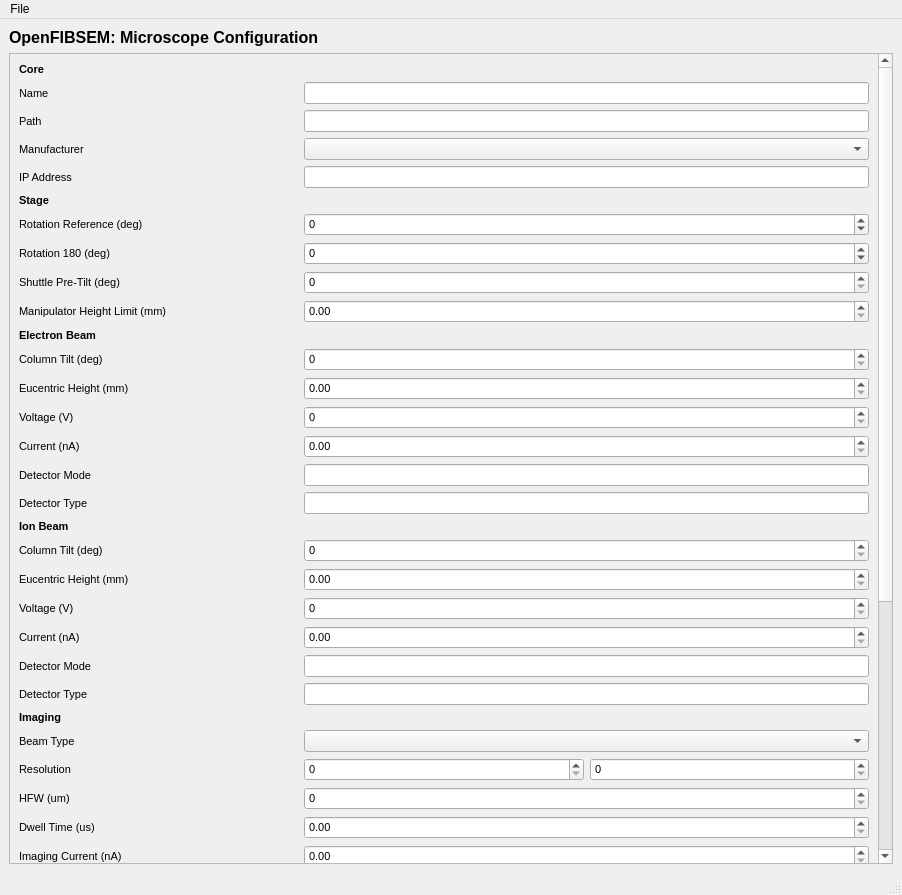
Above: fibsem/ui/qtdesigner_files/FibsemMicroscopeConfigurationWidget.ui from DeMarcoLab/fibsem before the change. Below: the same form after it.
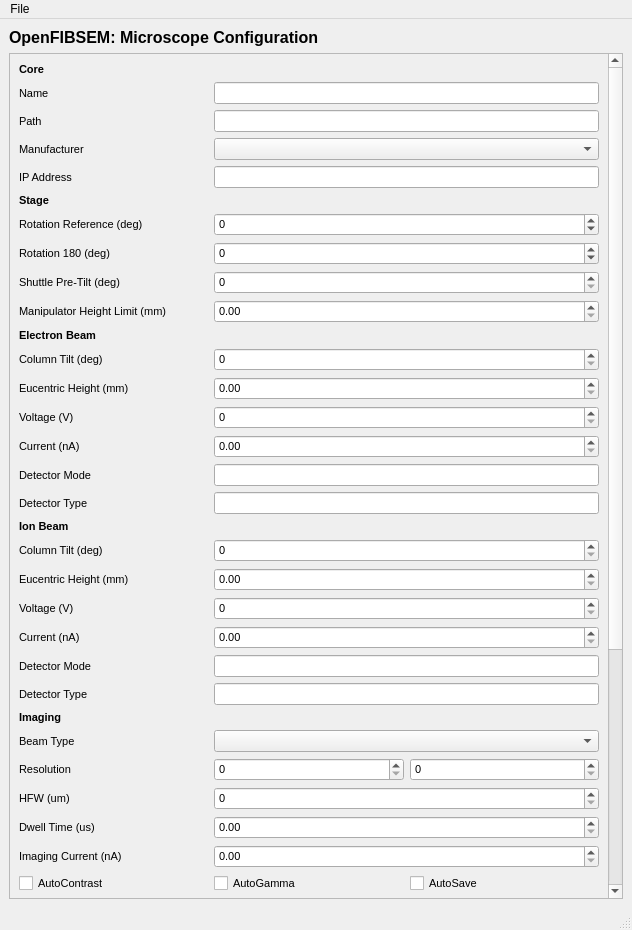
That is the form after the change.

Patch:
```diff
--- a/fibsem/ui/qtdesigner_files/FibsemMicroscopeConfigurationWidget.ui
+++ b/fibsem/ui/qtdesigner_files/FibsemMicroscopeConfigurationWidget.ui
@@ -6,8 +6,8 @@
    <rect>
     <x>0</x>
     <y>0</y>
-    <width>902</width>
-    <height>895</height>
+    <width>632</width>
+    <height>930</height>
    </rect>
   </property>
   <property name="windowTitle">
@@ -30,7 +30,7 @@
         <rect>
          <x>0</x>
          <y>0</y>
-         <width>868</width>
+         <width>598</width>
          <height>1197</height>
         </rect>
        </property>
@@ -1073,7 +1073,7 @@
     <rect>
      <x>0</x>
      <y>0</y>
-     <width>902</width>
+     <width>632</width>
      <height>22</height>
     </rect>
    </property>
```
